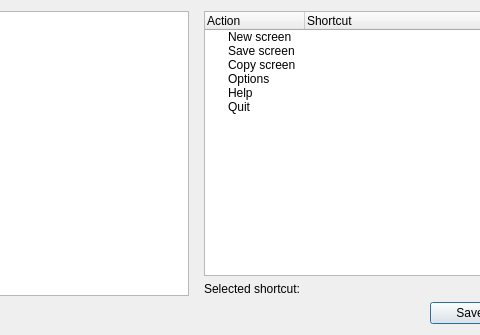
Above: src/core/ui/configwidget.ui from lxqt/screengrab before the change; both pictures show x 163 to 643 and y 0 to 335 of the 770 by 335 pixel window. Below: the same form after it.
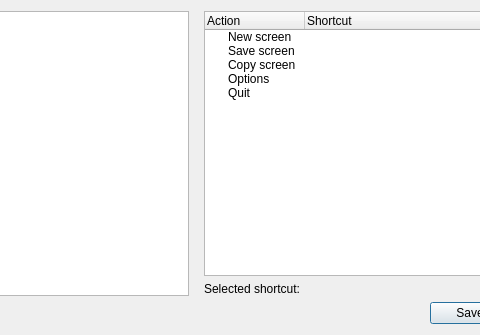
That is the form after the change. The open tabs and pages were chosen to show the change. Custom widgets are drawn as their Qt base class.

Commit message:
Command-line option for saving and exiting without window (#411)
It's `-n` or `--no-win` and can be used alongside other options or alone. If it's used alone, the screenshot type will be determined by the configuration. Of course, this option always saves the screenshot, regardless of the auto-save configuration.

Also,

 * The selection rectangle is made more visible by using the highlighted text color for its border.
 * The Help shortcut is removed from the code (Help was removed from GUI before).

Closes https://github.com/lxqt/screengrab/issues/407

```diff
--- a/src/core/ui/configwidget.ui
+++ b/src/core/ui/configwidget.ui
@@ -536,11 +536,6 @@
              <string>Options</string>
             </property>
            </item>
-           <item>
-            <property name="text">
-             <string>Help</string>
-            </property>
-           </item>
            <item>
             <property name="text">
              <string>Quit</string>
```
The commit also changes 5 other files.
